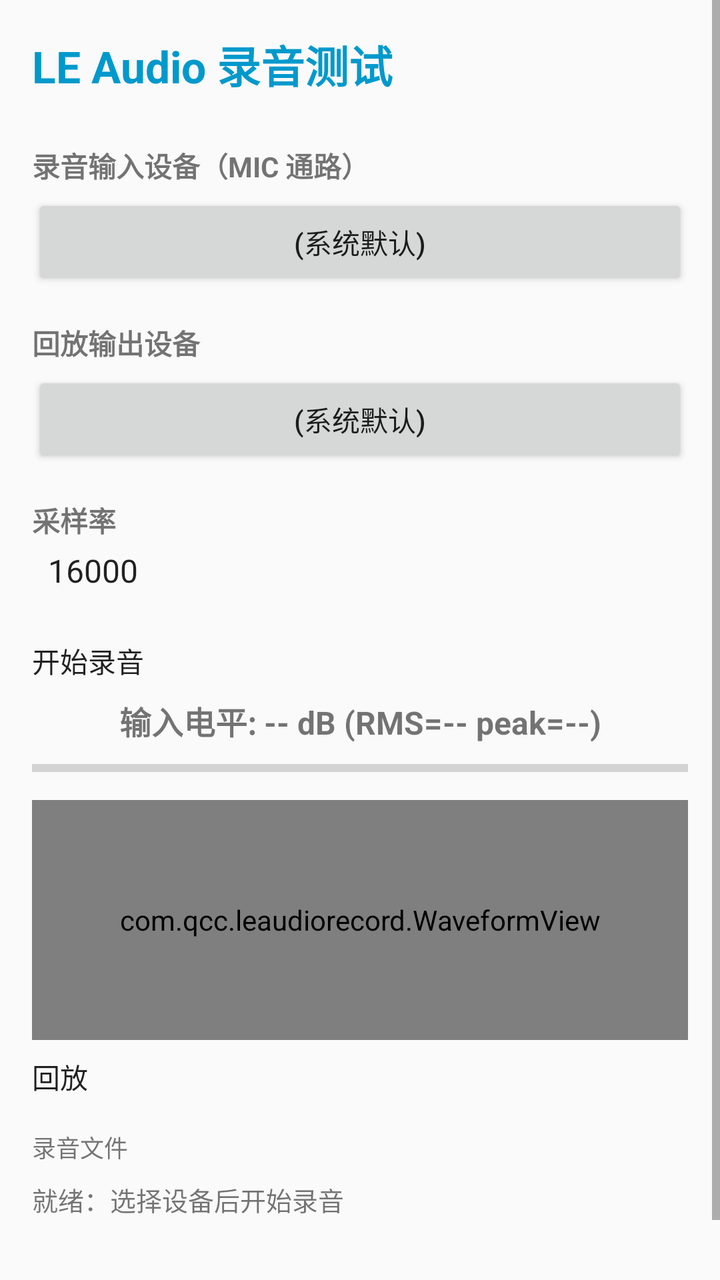
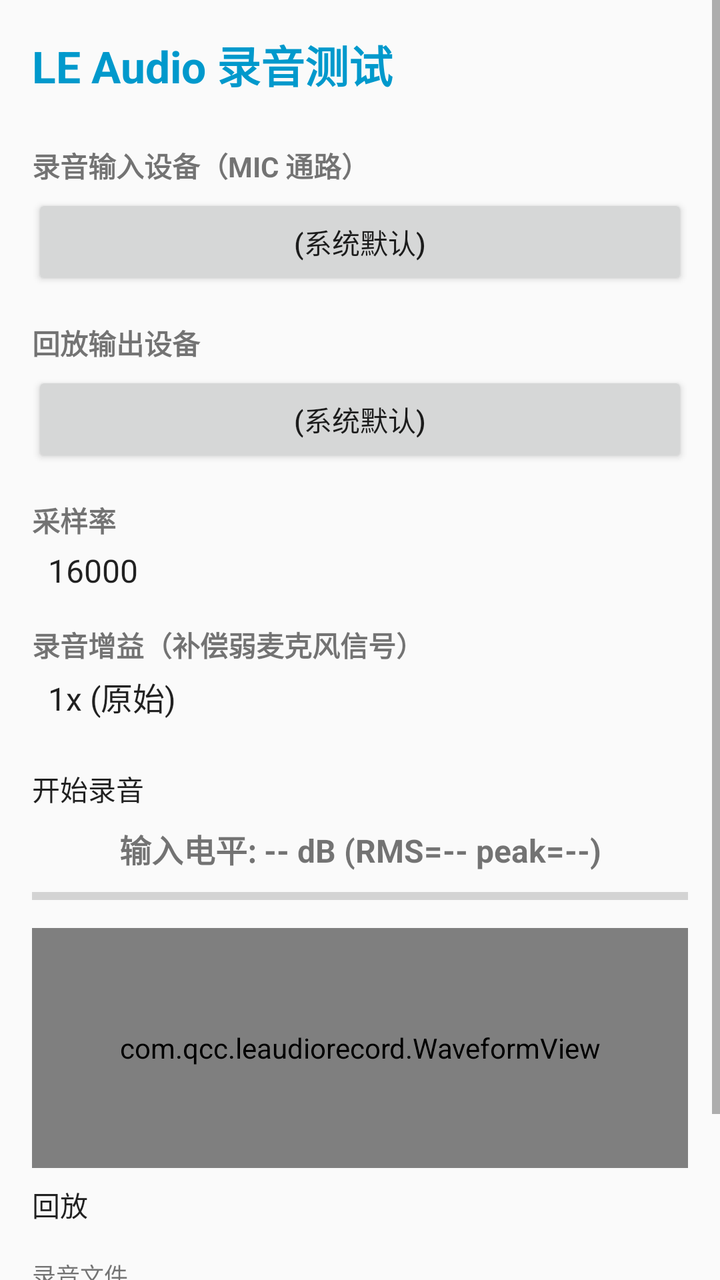

Two renders of the same Android screen: before a commit and after it. Below are the layout's source before the change and the commit's diff.
<!-- AndroidManifest.xml: application theme Theme.LeAudioRecordTools -->
<!-- res/layout/activity_main.xml -->
<?xml version="1.0" encoding="utf-8"?>
<ScrollView xmlns:android="http://schemas.android.com/apk/res/android"
    android:layout_width="match_parent"
    android:layout_height="match_parent"
    android:fillViewport="true">

    <LinearLayout
        android:layout_width="match_parent"
        android:layout_height="wrap_content"
        android:orientation="vertical"
        android:paddingTop="16dp"
        android:paddingLeft="16dp"
        android:paddingRight="16dp"
        android:paddingBottom="16dp">

        
        <TextView
            android:layout_width="match_parent"
            android:layout_height="wrap_content"
            android:text="@string/app_name"
            android:textSize="22sp"
            android:textStyle="bold"
            android:textColor="@android:color/holo_blue_dark"
            android:paddingBottom="16dp" />

        
        <TextView
            android:layout_width="match_parent"
            android:layout_height="wrap_content"
            android:text="@string/input_device_label"
            android:textSize="14sp"
            android:textStyle="bold"
            android:paddingTop="8dp" />

        <Button
            android:id="@+id/btnInput"
            style="?android:attr/buttonStyleSmall"
            android:layout_width="match_parent"
            android:layout_height="wrap_content"
            android:layout_marginTop="4dp"
            android:text="(系统默认)"
            android:singleLine="true" />

        
        <TextView
            android:layout_width="match_parent"
            android:layout_height="wrap_content"
            android:text="@string/output_device_label"
            android:textSize="14sp"
            android:textStyle="bold"
            android:paddingTop="16dp" />

        <Button
            android:id="@+id/btnOutput"
            style="?android:attr/buttonStyleSmall"
            android:layout_width="match_parent"
            android:layout_height="wrap_content"
            android:layout_marginTop="4dp"
            android:text="(系统默认)"
            android:singleLine="true" />

        
        <TextView
            android:layout_width="match_parent"
            android:layout_height="wrap_content"
            android:text="采样率"
            android:textSize="14sp"
            android:textStyle="bold"
            android:paddingTop="16dp" />

        <Spinner
            android:id="@+id/spinnerSampleRate"
            android:layout_width="match_parent"
            android:layout_height="wrap_content"
            android:layout_marginTop="4dp"
            android:entries="@array/sample_rates" />

        
        <Button
            android:id="@+id/btnRecord"
            android:layout_width="match_parent"
            android:layout_height="wrap_content"
            android:layout_marginTop="24dp"
            android:text="@string/record_start" />

        
        <TextView
            android:id="@+id/txtLevel"
            android:layout_width="match_parent"
            android:layout_height="wrap_content"
            android:layout_marginTop="8dp"
            android:text="输入电平: -- dB (RMS=-- peak=--)"
            android:textSize="16sp"
            android:textStyle="bold"
            android:gravity="center" />

        <ProgressBar
            android:id="@+id/levelBar"
            style="?android:attr/progressBarStyleHorizontal"
            android:layout_width="match_parent"
            android:layout_height="wrap_content"
            android:layout_marginTop="4dp"
            android:max="100" />

        
        <com.qcc.leaudiorecord.WaveformView
            android:id="@+id/waveform"
            android:layout_width="match_parent"
            android:layout_height="120dp"
            android:layout_marginTop="8dp"
            android:background="@android:color/black" />

        
        <Button
            android:id="@+id/btnPlay"
            android:layout_width="match_parent"
            android:layout_height="wrap_content"
            android:layout_marginTop="8dp"
            android:text="@string/play_start" />

        
        <TextView
            android:id="@+id/txtFile"
            android:layout_width="match_parent"
            android:layout_height="wrap_content"
            android:layout_marginTop="16dp"
            android:text="@string/file_label"
            android:textSize="12sp"
            android:textIsSelectable="true" />

        
        <TextView
            android:id="@+id/txtStatus"
            android:layout_width="match_parent"
            android:layout_height="wrap_content"
            android:layout_marginTop="8dp"
            android:text="@string/status_idle"
            android:textSize="13sp"
            android:minLines="4" />

    </LinearLayout>
</ScrollView>
<!-- resources referenced by this layout -->
<resources>
  <string-array name="sample_rates">
          <item>16000</item>
          <item>8000</item>
          <item>24000</item>
          <item>32000</item>
          <item>44100</item>
          <item>48000</item>
      </string-array>
  <string name="app_name">LE Audio 录音测试</string>
  <string name="file_label">录音文件</string>
  <string name="input_device_label">录音输入设备（MIC 通路）</string>
  <string name="output_device_label">回放输出设备</string>
  <string name="play_start">回放</string>
  <string name="record_start">开始录音</string>
  <string name="status_idle">就绪：选择设备后开始录音</string>
  <style name="Theme.LeAudioRecordTools" parent="android:Theme.Material.Light.NoActionBar">
          <item name="android:colorPrimary">@android:color/holo_blue_dark</item>
          <item name="android:colorPrimaryDark">@android:color/holo_blue_dark</item>
          <item name="android:colorAccent">@android:color/holo_blue_light</item>
      </style>
</resources>

<!-- the commit's change to res/layout/activity_main.xml (unified diff, before → after) -->
@@ -76,6 +76,22 @@
             android:entries="@array/sample_rates" />
 
         
+        <TextView
+            android:layout_width="match_parent"
+            android:layout_height="wrap_content"
+            android:text="录音增益（补偿弱麦克风信号）"
+            android:textSize="14sp"
+            android:textStyle="bold"
+            android:paddingTop="16dp" />
+
+        <Spinner
+            android:id="@+id/spinnerGain"
+            android:layout_width="match_parent"
+            android:layout_height="wrap_content"
+            android:layout_marginTop="4dp"
+            android:entries="@array/record_gains" />
+
+        
         <Button
             android:id="@+id/btnRecord"
             android:layout_width="match_parent"
<!-- resource entries referenced after the edit -->
@@ -1,5 +1,12 @@
 <!-- resources referenced by this layout -->
 <resources>
+  <string-array name="record_gains">
+          <item>1x (原始)</item>
+          <item>2x (+6dB)</item>
+          <item>4x (+12dB)</item>
+          <item>8x (+18dB)</item>
+          <item>16x (+24dB)</item>
+      </string-array>
   <string-array name="sample_rates">
           <item>16000</item>
           <item>8000</item>
